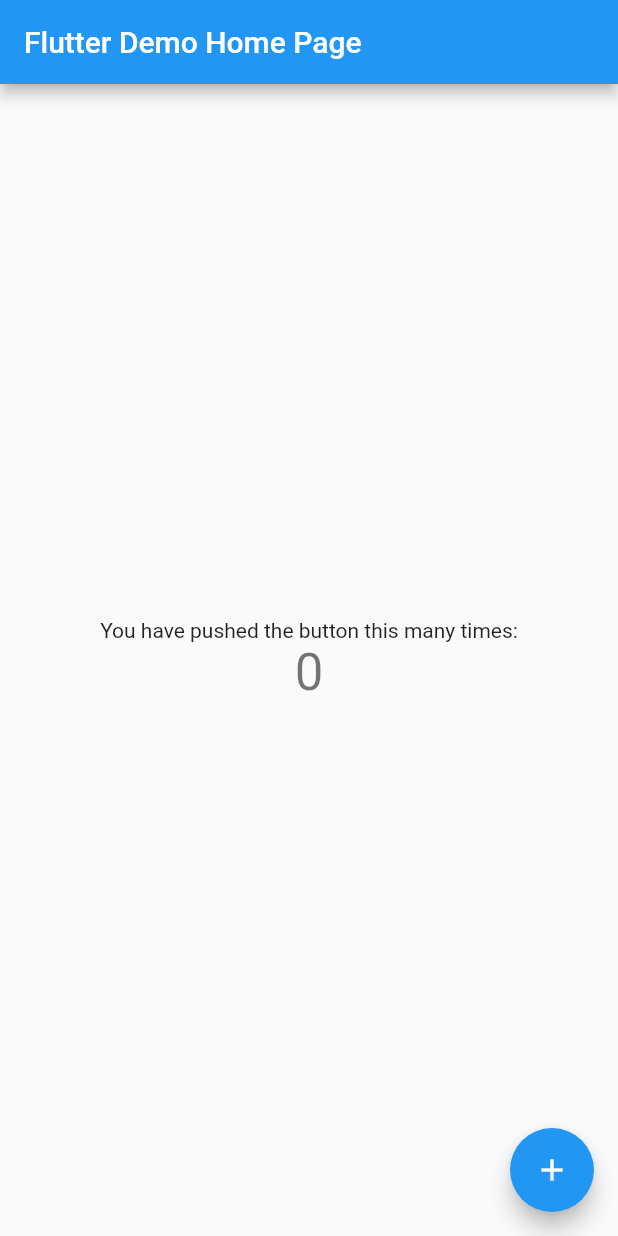
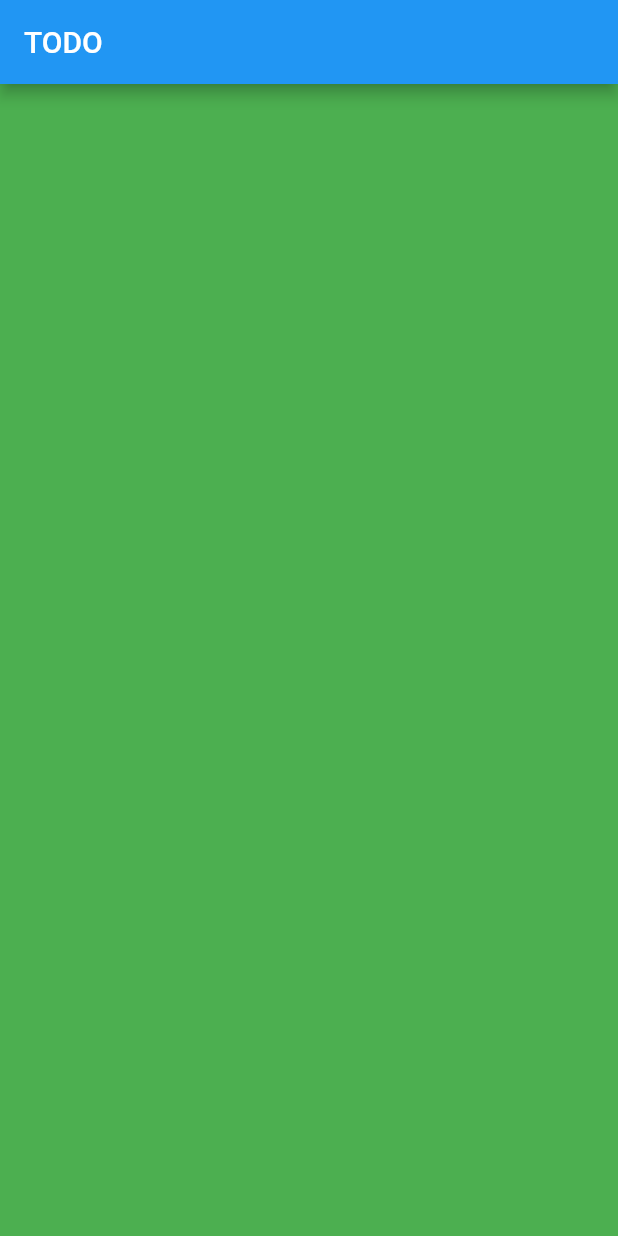
Before and after one commit to treeplate/chess_tutorial, a Flutter app: the screen it shows after launch, on a phone screen of 412 x 824 dp. Run offline on Flutter 3.47's test engine with Material 2 defaults, Android fonts, the phone set to English and light mode, and no system bars.

Commit message:
Clean up boilerplate

```diff
--- a/lib/main.dart
+++ b/lib/main.dart
@@ -5,109 +5,37 @@ void main() {
 }
 
 class MyApp extends StatelessWidget {
-  // This widget is the root of your application.
   @override
   Widget build(BuildContext context) {
     return MaterialApp(
       title: 'Flutter Demo',
       theme: ThemeData(
-        // This is the theme of your application.
-        //
-        // Try running your application with "flutter run". You'll see the
-        // application has a blue toolbar. Then, without quitting the app, try
-        // changing the primarySwatch below to Colors.green and then invoke
-        // "hot reload" (press "r" in the console where you ran "flutter run",
-        // or simply save your changes to "hot reload" in a Flutter IDE).
-        // Notice that the counter didn't reset back to zero; the application
-        // is not restarted.
         primarySwatch: Colors.blue,
       ),
-      home: MyHomePage(title: 'Flutter Demo Home Page'),
+      home: MyHomePage(),
     );
   }
 }
 
 class MyHomePage extends StatefulWidget {
-  MyHomePage({Key key, this.title}) : super(key: key);
-
-  // This widget is the home page of your application. It is stateful, meaning
-  // that it has a State object (defined below) that contains fields that affect
-  // how it looks.
-
-  // This class is the configuration for the state. It holds the values (in this
-  // case the title) provided by the parent (in this case the App widget) and
-  // used by the build method of the State. Fields in a Widget subclass are
-  // always marked "final".
-
-  final String title;
+  MyHomePage({Key key}) : super(key: key);
 
   @override
   _MyHomePageState createState() => _MyHomePageState();
 }
 
 class _MyHomePageState extends State<MyHomePage> {
-  int _counter = 0;
-
-  void _incrementCounter() {
-    setState(() {
-      // This call to setState tells the Flutter framework that something has
-      // changed in this State, which causes it to rerun the build method below
-      // so that the display can reflect the updated values. If we changed
-      // _counter without calling setState(), then the build method would not be
-      // called again, and so nothing would appear to happen.
-      _counter++;
-    });
-  }
-
   @override
   Widget build(BuildContext context) {
-    // This method is rerun every time setState is called, for instance as done
-    // by the _incrementCounter method above.
-    //
-    // The Flutter framework has been optimized to make rerunning build methods
-    // fast, so that you can just rebuild anything that needs updating rather
-    // than having to individually change instances of widgets.
     return Scaffold(
       appBar: AppBar(
-        // Here we take the value from the MyHomePage object that was created by
-        // the App.build method, and use it to set our appbar title.
-        title: Text(widget.title),
+        title: Text("TODO"),
       ),
       body: Center(
-        // Center is a layout widget. It takes a single child and positions it
-        // in the middle of the parent.
-        child: Column(
-          // Column is also a layout widget. It takes a list of children and
-          // arranges them vertically. By default, it sizes itself to fit its
-          // children horizontally, and tries to be as tall as its parent.
-          //
-          // Invoke "debug painting" (press "p" in the console, choose the
-          // "Toggle Debug Paint" action from the Flutter Inspector in Android
-          // Studio, or the "Toggle Debug Paint" command in Visual Studio Code)
-          // to see the wireframe for each widget.
-          //
-          // Column has various properties to control how it sizes itself and
-          // how it positions its children. Here we use mainAxisAlignment to
-          // center the children vertically; the main axis here is the vertical
-          // axis because Columns are vertical (the cross axis would be
-          // horizontal).
-          mainAxisAlignment: MainAxisAlignment.center,
-          children: <Widget>[
-            Text(
-              'You have pushed the button this many times:',
-            ),
-            Text(
-              '$_counter',
-              style: Theme.of(context).textTheme.headline4,
-            ),
-          ],
+        child: Container(
+          color: Colors.green,
         ),
       ),
-      floatingActionButton: FloatingActionButton(
-        onPressed: _incrementCounter,
-        tooltip: 'Increment',
-        child: Icon(Icons.add),
-      ), // This trailing comma makes auto-formatting nicer for build methods.
     );
   }
 }
```
